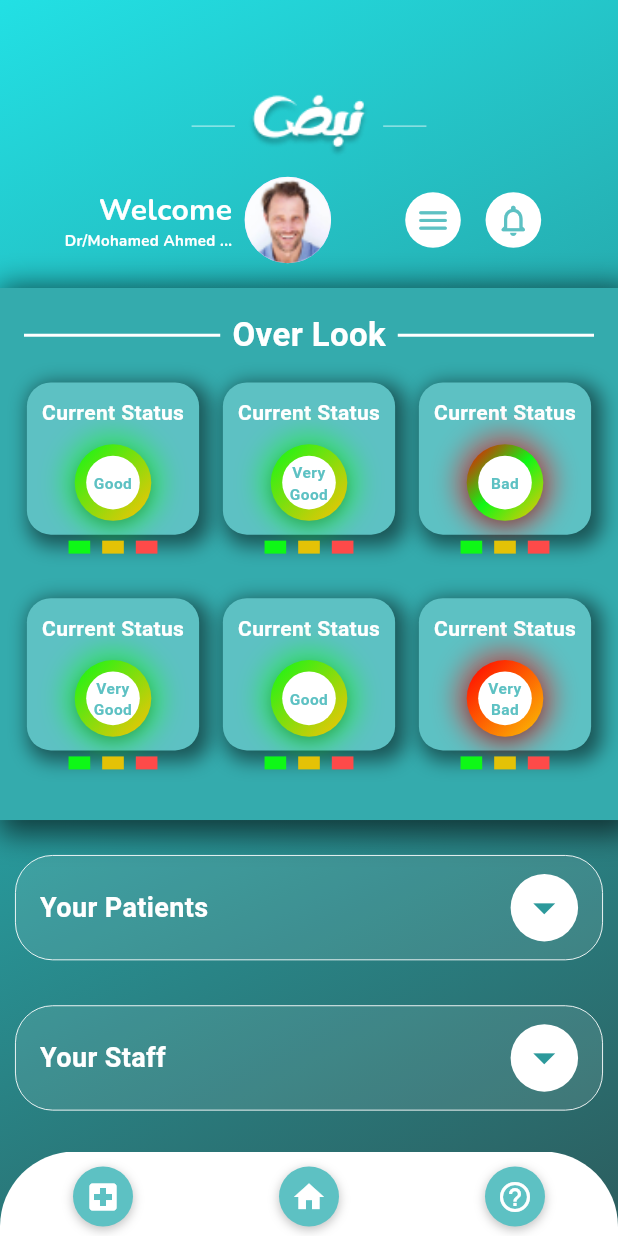
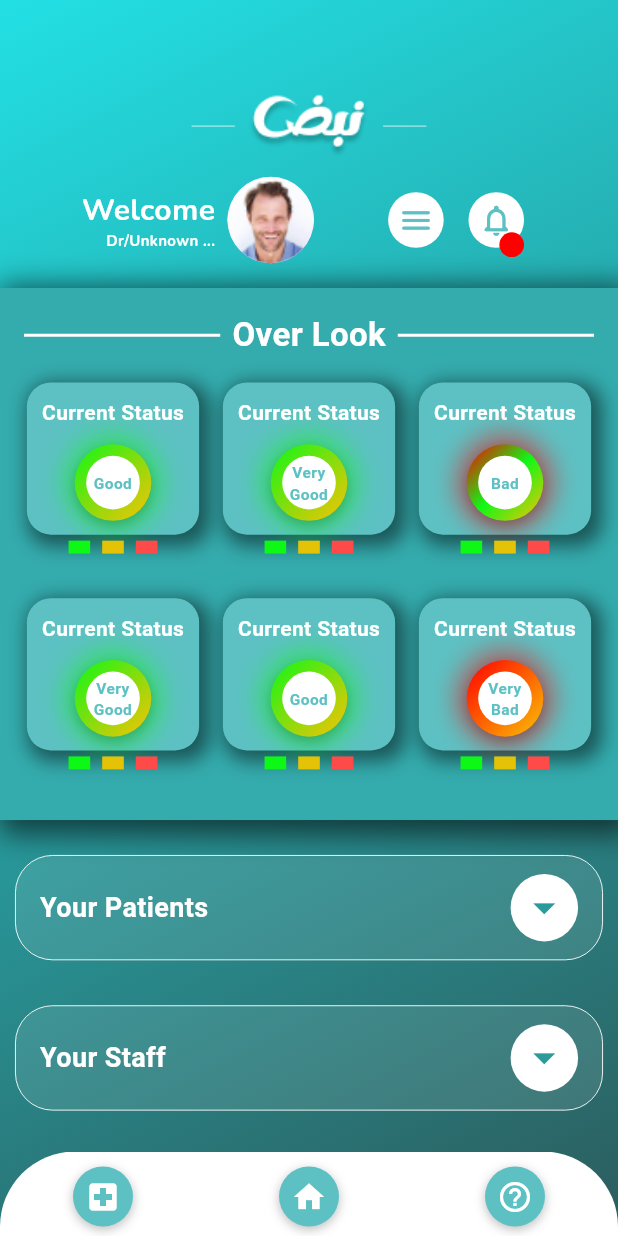
Before and after one commit to RodainaMohamad/Finalproject, a Flutter app: the Doctorhome screen opened by its route, on a phone screen of 412 x 824 dp. Run offline on Flutter 3.47's test engine with Material 3 defaults, Android fonts, the phone set to English and light mode, and no system bars; our stand-ins replace flutter_bloc, flutter_custom_clippers, flutter_secure_storage, google_fonts, shared_preferences, step_progress_indicator; missing offline and left inert: mqtt_client; accounts and stored records are empty.

```diff
--- a/lib/main.dart
+++ b/lib/main.dart
@@ -39,7 +39,7 @@ class MyApp extends StatelessWidget {
     ],
     child: MaterialApp(
       debugShowCheckedModeBanner: false,
-      initialRoute: "DoctortHome",
+      initialRoute: "Signin",
       routes: {
         'Splashscreen': (context) => const Splashscreen(),
         'CreateAccountScreenPatient': (context) => CreateAccountScreenPatient(),
@@ -47,7 +47,7 @@ class MyApp extends StatelessWidget {
         'DoctorPatient': (context) =>const DoctorPatient(),
         'PatientHome': (context) => const PatientHome(),
         'CreateAccountScreenDoctor':(context)=> CreateAccountScreenDoctor(),
-        'DoctortHome':(context)=>const Doctorhome(),
+        'DoctortHome':(context)=>const Doctorhome(doctorName: 'Unknown',),
       },
     ));
   }
--- a/lib/pages/Doctorhome.dart
+++ b/lib/pages/Doctorhome.dart
@@ -2,28 +2,28 @@ import 'package:flutter/material.dart';
 import 'package:google_fonts/google_fonts.dart';
 import 'package:grad_project/core/constants/colours/colours.dart';
 import 'package:grad_project/core/widgets/DoctorMenu.dart';
-import '../core/widgets/HomeBottomBar.dart';
-import '../core/widgets/patienScrean.dart';
-import '../core/widgets/patientSection.dart';
-import '../core/widgets/patientstatus.dart';
-import '../core/widgets/staffcection.dart';
-import '../core/widgets/staffscrean.dart';
+import 'package:grad_project/core/widgets/HomeBottomBar.dart';
+import 'package:grad_project/core/widgets/patienScrean.dart';
+import 'package:grad_project/core/widgets/patientSection.dart';
+import 'package:grad_project/core/widgets/patientstatus.dart';
+import 'package:grad_project/core/widgets/staffcection.dart';
+import 'package:grad_project/core/widgets/staffscrean.dart';
 
 class Doctorhome extends StatelessWidget {
   static const String routeName = 'DoctortHome';
-  const Doctorhome({super.key});
+  final String doctorName; // Added parameter
+
+  const Doctorhome({super.key, required this.doctorName}); // Updated constructor
 
   @override
   Widget build(BuildContext context) {
     final height = MediaQuery.of(context).size.height;
     final width = MediaQuery.of(context).size.width;
     final icons = [
-      //Icons.message_rounded,
       Icons.menu_rounded,
       Icons.notifications_none_rounded,
     ];
     final routes = [
-     // '/messages',
       '/menu',
       '/notifications',
     ];
@@ -52,7 +52,7 @@ class Doctorhome extends StatelessWidget {
                 child: Column(
                   mainAxisAlignment: MainAxisAlignment.start,
                   children: [
-                    //logo + divider
+                    // Logo + divider
                     Row(
                       children: [
                         Expanded(
@@ -83,7 +83,7 @@ class Doctorhome extends StatelessWidget {
                       mainAxisAlignment: MainAxisAlignment.center,
                       crossAxisAlignment: CrossAxisAlignment.center,
                       children: [
-                        // Text section (Welcome, Mohamed Ahmed)
+                        // Text section (Welcome, Doctor Name)
                         Column(
                           crossAxisAlignment: CrossAxisAlignment.end,
                           children: [
@@ -98,7 +98,7 @@ class Doctorhome extends StatelessWidget {
                               textAlign: TextAlign.right,
                             ),
                             Text(
-                              "Dr/Mohamed Ahmed ...",
+                              "Dr/${doctorName.isEmpty ? 'Unknown' : doctorName} ...", // Dynamic name
                               style: GoogleFonts.nunito(
                                 fontSize: 10,
                                 height: 1.4,
@@ -147,7 +147,7 @@ class Doctorhome extends StatelessWidget {
                                       ),
                                     ),
                                   ),
-                                  if (index == 2 && hasNotification)
+                                  if (index == 1 && hasNotification)
                                     Positioned(
                                       bottom: width * 0.02,
                                       right: width * 0.02,
@@ -187,7 +187,6 @@ class Doctorhome extends StatelessWidget {
         ),
       ),
     );
-  }
   }
 
   void _showCustomScreenDialog(BuildContext context, String type) {
@@ -233,6 +232,7 @@ void _showCustomScreenDialog(BuildContext context, String type) {
       },
     );
   }
+
   Widget _buildCustomScreenContent(String type) {
     switch (type) {
       case 'patients':
@@ -243,3 +243,4 @@ Widget _buildCustomScreenContent(String type) {
         return const Center(child: Text('Invalid screen type'));
     }
   }
+}
```
Also changed, not shown: lib/pages/create_account_doctor.dart (+19 -2 lines). Lines whose indentation alone changed are shown as unchanged.
